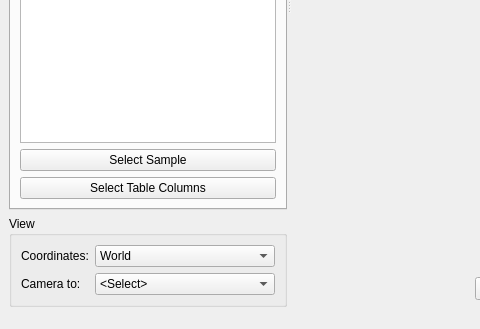
First picture: the form in braviz/interaction/qt_guis/subject_overview.ui, repository diego0020/braviz-app, before the edit; both pictures show x 0 to 480 and y 329 to 658 of the 857 by 658 pixel window.
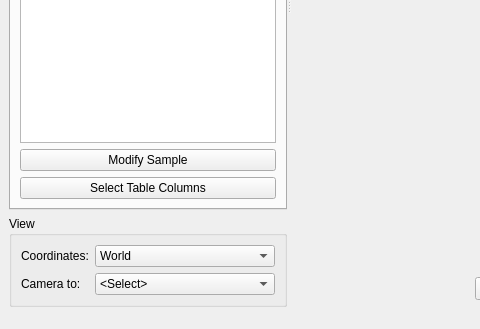
Second picture: the form after the edit. Icons and pictures are not drawn.

Commit message:
implemented sample messages in subject_overview
addresses #63

```diff
--- a/braviz/interaction/qt_guis/subject_overview.ui
+++ b/braviz/interaction/qt_guis/subject_overview.ui
@@ -116,7 +116,7 @@
                <bool>true</bool>
               </property>
               <property name="text">
-               <string>Select Sample</string>
+               <string>Modify Sample</string>
               </property>
              </widget>
             </item>
```
Left out of the diff: 125 changed lines with no effect on the pictures. The commit also changes 4 other files.
